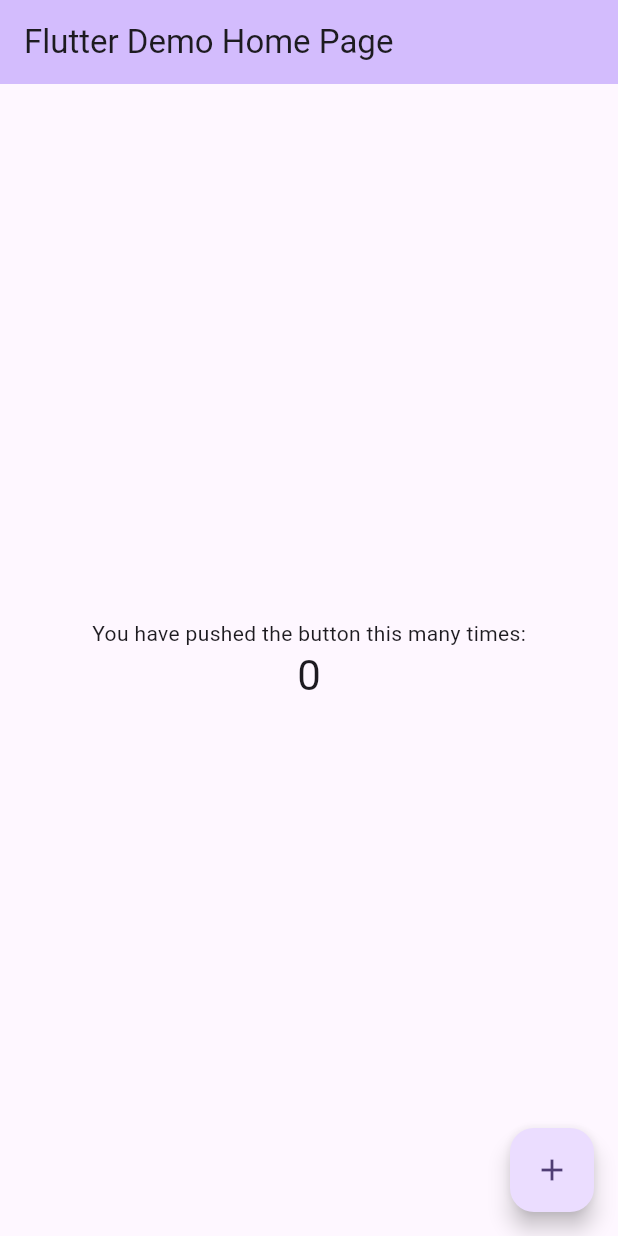
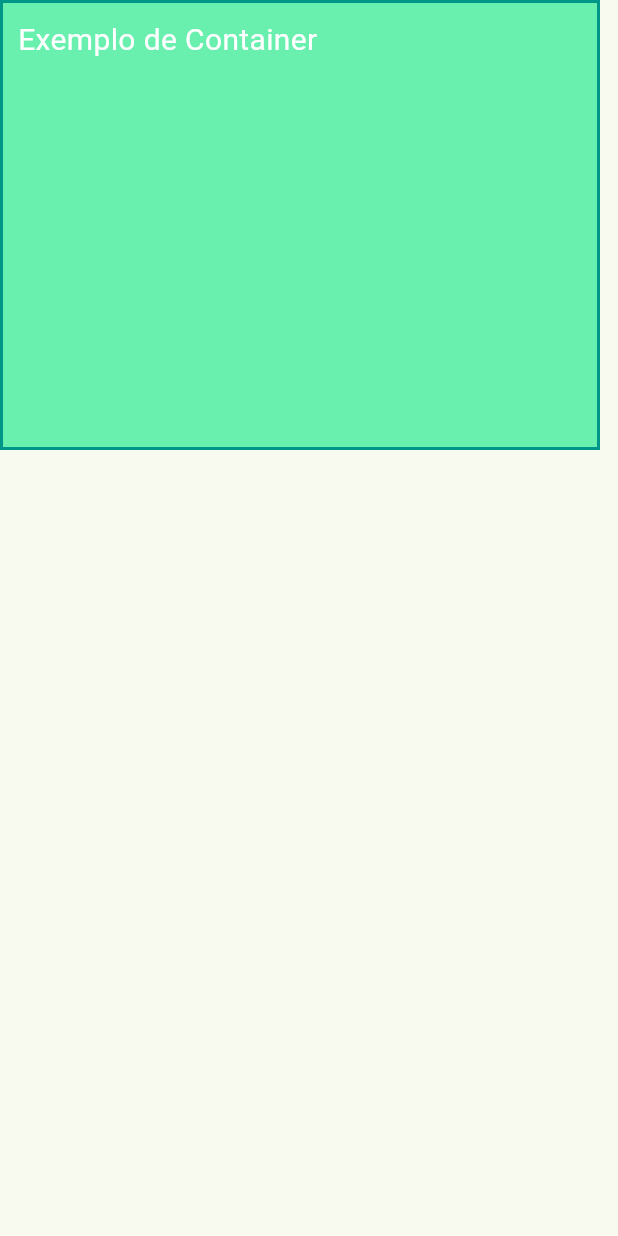
Before and after one commit to joao-victor-73/EstudosADS, a Flutter app: the screen it shows after launch, on a phone screen of 412 x 824 dp. Run offline on Flutter 3.47's test engine with Material 3 defaults, Android fonts, the light colour scheme and no system bars.

Commit message:
treinando o Scaffold e o Container

```diff
--- a/Desenvolvimento p Dispositivos Moveis/Aulas/Aula 05 - 16-03/column_container_row/lib/main.dart
+++ b/Desenvolvimento p Dispositivos Moveis/Aulas/Aula 05 - 16-03/column_container_row/lib/main.dart
@@ -13,22 +13,8 @@
     return MaterialApp(
       title: 'Flutter Demo',
       theme: ThemeData(
-        // This is the theme of your application.
-        //
-        // TRY THIS: Try running your application with "flutter run". You'll see
-        // the application has a purple toolbar. Then, without quitting the app,
-        // try changing the seedColor in the colorScheme below to Colors.green
-        // and then invoke "hot reload" (save your changes or press the "hot
-        // reload" button in a Flutter-supported IDE, or press "r" if you used
-        // the command line to start the app).
-        //
-        // Notice that the counter didn't reset back to zero; the application
-        // state is not lost during the reload. To reset the state, use hot
-        // restart instead.
-        //
-        // This works for code too, not just values: Most code changes can be
-        // tested with just a hot reload.
-        colorScheme: ColorScheme.fromSeed(seedColor: Colors.deepPurple),
+        colorScheme:
+            ColorScheme.fromSeed(seedColor: Color.fromARGB(255, 84, 166, 46)),
         useMaterial3: true,
       ),
       home: const MyHomePage(title: 'Flutter Demo Home Page'),
@@ -39,15 +25,6 @@
 class MyHomePage extends StatefulWidget {
   const MyHomePage({super.key, required this.title});
 
-  // This widget is the home page of your application. It is stateful, meaning
-  // that it has a State object (defined below) that contains fields that affect
-  // how it looks.
-
-  // This class is the configuration for the state. It holds the values (in this
-  // case the title) provided by the parent (in this case the App widget) and
-  // used by the build method of the State. Fields in a Widget subclass are
-  // always marked "final".
-
   final String title;
 
   @override
@@ -55,71 +32,49 @@
 }
 
 class _MyHomePageState extends State<MyHomePage> {
-  int _counter = 0;
-
-  void _incrementCounter() {
-    setState(() {
-      // This call to setState tells the Flutter framework that something has
-      // changed in this State, which causes it to rerun the build method below
-      // so that the display can reflect the updated values. If we changed
-      // _counter without calling setState(), then the build method would not be
-      // called again, and so nothing would appear to happen.
-      _counter++;
-    });
-  }
-
   @override
   Widget build(BuildContext context) {
-    // This method is rerun every time setState is called, for instance as done
-    // by the _incrementCounter method above.
-    //
-    // The Flutter framework has been optimized to make rerunning build methods
-    // fast, so that you can just rebuild anything that needs updating rather
-    // than having to individually change instances of widgets.
     return Scaffold(
-      appBar: AppBar(
-        // TRY THIS: Try changing the color here to a specific color (to
-        // Colors.amber, perhaps?) and trigger a hot reload to see the AppBar
-        // change color while the other colors stay the same.
-        backgroundColor: Theme.of(context).colorScheme.inversePrimary,
-        // Here we take the value from the MyHomePage object that was created by
-        // the App.build method, and use it to set our appbar title.
-        title: Text(widget.title),
-      ),
-      body: Center(
-        // Center is a layout widget. It takes a single child and positions it
-        // in the middle of the parent.
-        child: Column(
-          // Column is also a layout widget. It takes a list of children and
-          // arranges them vertically. By default, it sizes itself to fit its
-          // children horizontally, and tries to be as tall as its parent.
-          //
-          // Column has various properties to control how it sizes itself and
-          // how it positions its children. Here we use mainAxisAlignment to
-          // center the children vertically; the main axis here is the vertical
-          // axis because Columns are vertical (the cross axis would be
-          // horizontal).
-          //
-          // TRY THIS: Invoke "debug painting" (choose the "Toggle Debug Paint"
-          // action in the IDE, or press "p" in the console), to see the
-          // wireframe for each widget.
-          mainAxisAlignment: MainAxisAlignment.center,
-          children: <Widget>[
-            const Text(
-              'You have pushed the button this many times:',
+        body: Container(
+            decoration: BoxDecoration(
+              color: Colors.greenAccent,
+              border: Border.all(
+                color: Colors.teal,
+                width: 2,
+              ),
             ),
-            Text(
-              '$_counter',
-              style: Theme.of(context).textTheme.headlineMedium,
-            ),
-          ],
-        ),
-      ),
-      floatingActionButton: FloatingActionButton(
-        onPressed: _incrementCounter,
-        tooltip: 'Increment',
-        child: const Icon(Icons.add),
-      ), // This trailing comma makes auto-formatting nicer for build methods.
-    );
+            padding: const EdgeInsets.all(10),
+            height: 300,
+            width: 400,
+            child: const Text(
+              'Exemplo de Container',
+              style: TextStyle(color: Colors.white, fontSize: 20),
+            )));
   }
 }
+
+/* Exemplo de Container
+
+class _MyHomePageState extends State<MyHomePage> {
+  @override
+  Widget build(BuildContext context) {
+    return Scaffold(
+        body: Container(
+            decoration: BoxDecoration(
+              color: Colors.greenAccent,
+              border: Border.all(
+                color: Colors.teal,
+                width: 2,
+              ),
+            ),
+            padding: const EdgeInsets.all(10),
+            height: 300,
+            width: 400,
+            child: const Text(
+              'Exemplo de Container',
+              style: TextStyle(color: Colors.white, fontSize: 20),
+            )));
+  }
+}
+
+ */
```
